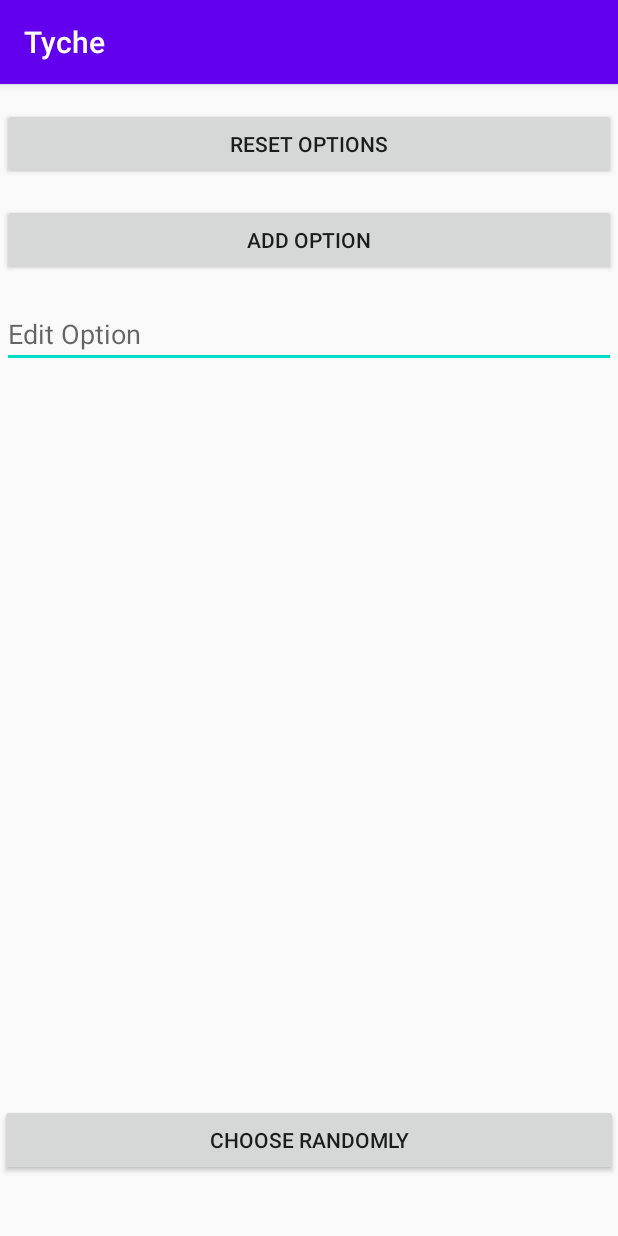
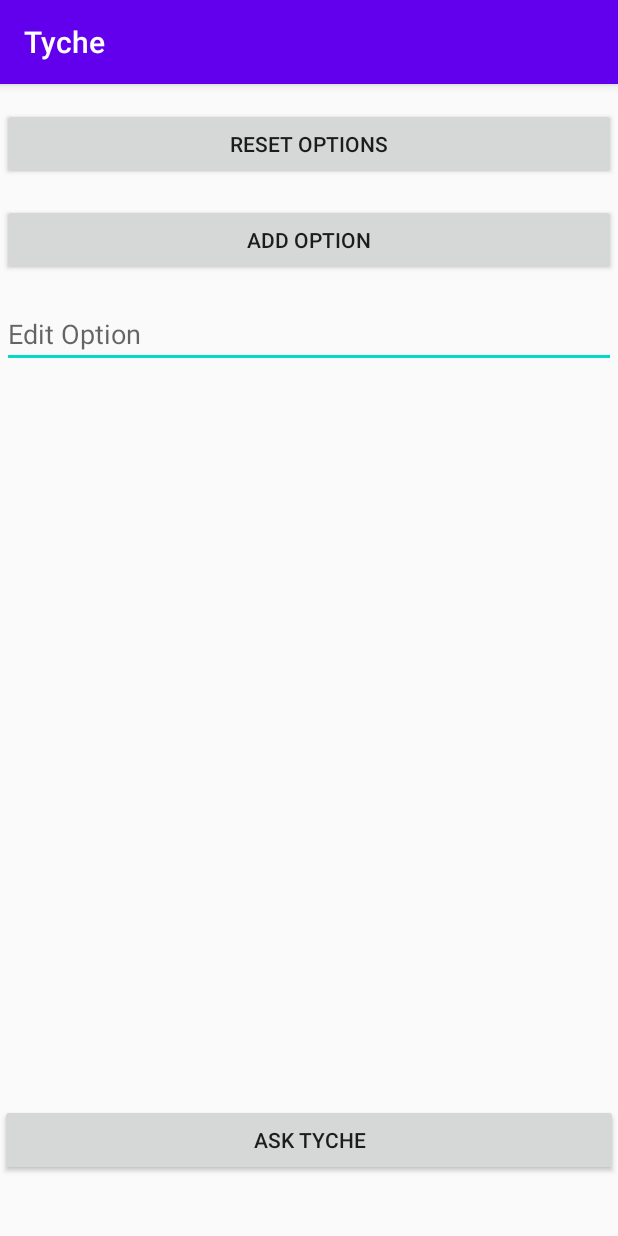
Before and after one commit to einzigartigerName/tyche, an Android app: the screen it shows after launch (MainActivity), on a phone screen of 412 x 824 dp. Run offline under Robolectric (Android 15) with nearby library versions, the phone set to English and light mode, and no system bars.

Commit message:
update README; minor ui update

```diff
--- a/app/src/main/res/values/strings.xml
+++ b/app/src/main/res/values/strings.xml
@@ -2,6 +2,6 @@
     <string name="app_name">Tyche</string>
     <string name="button_add_option">Add Option</string>
     <string name="add_option">Edit Option</string>
-    <string name="button_random">Choose Randomly</string>
+    <string name="button_random">Ask Tyche</string>
     <string name="button_reset">Reset Options</string>
 </resources>
```
Also changed, not shown: 3 other files.
